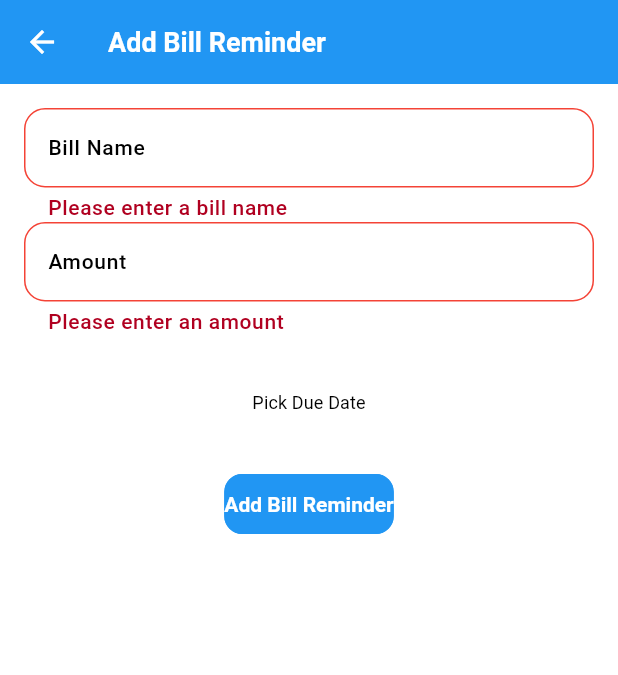
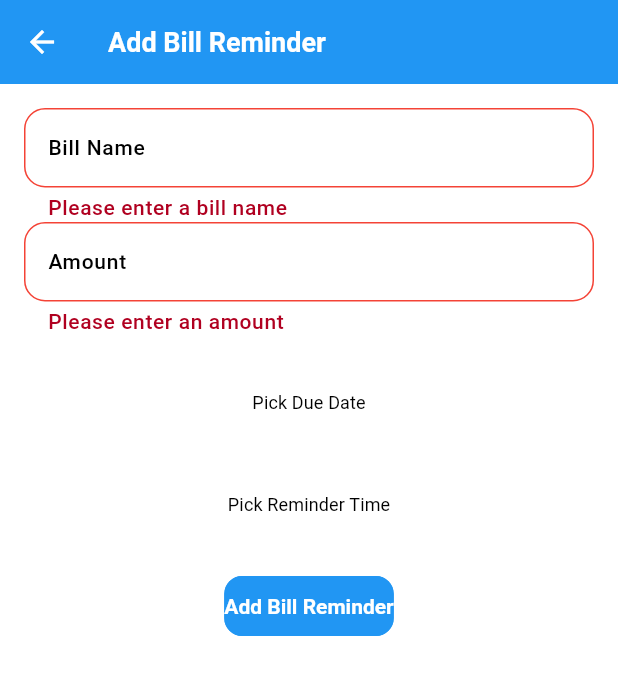
Before and after one commit to JONIETECH/CASH-APP, a Flutter app: the BillReminderForm screen opened directly, after a tap on "Add Bill Reminder", on a phone screen of 412 x 824 dp. Shown: the top 675 px of the screen. Run offline on Flutter 3.47's test engine with Material 3 defaults, Android fonts, the phone set to English and light mode, and no system bars; our stand-ins replace bloc, dotted_border, equatable, fl_chart, flutter_animate, flutter_bloc and 13 more; missing offline and left inert: flutter_file_dialog, onesignal_flutter; accounts and stored records are empty; statements that could not run were skipped.

Commit message:
edited bill reminder

```diff
--- a/lib/features/bill_payment/presentation/widgets/bill_reminder_form.dart
+++ b/lib/features/bill_payment/presentation/widgets/bill_reminder_form.dart
@@ -1,8 +1,9 @@
-// lib/bill_reminder_form.dart
 import 'package:flutter/material.dart';
+import 'package:get_it/get_it.dart';
 import 'package:intl/intl.dart';
-import 'package:flutter_local_notifications/flutter_local_notifications.dart';
+import 'package:onesignal_flutter/onesignal_flutter.dart';
 import 'package:supabase/supabase.dart';
+import 'package:supabase_flutter/supabase_flutter.dart';
 
 class BillReminderForm extends StatefulWidget {
   @override
@@ -14,44 +15,55 @@ class _BillReminderFormState extends State<BillReminderForm> {
   final _billNameController = TextEditingController();
   final _amountController = TextEditingController();
   DateTime? _dueDate;
-  final SupabaseClient client = SupabaseClient('your-supabase-url', 'your-supabase-key');
-  final FlutterLocalNotificationsPlugin flutterLocalNotificationsPlugin = FlutterLocalNotificationsPlugin();
+  TimeOfDay? _reminderTime;
+  final SupabaseClient client = GetIt.I<SupabaseClient>();
 
   @override
   void initState() {
     super.initState();
-    final android = const AndroidInitializationSettings('@mipmap/ic_launcher');
-    final settings = InitializationSettings(android: android);
-    flutterLocalNotificationsPlugin.initialize(settings);
+    OneSignal.shared.setAppId('YOUR_ONESIGNAL_APP_ID');
   }
 
   Future<void> _addBillReminder() async {
-    if (_formKey.currentState!.validate() && _dueDate != null) {
+    if (_formKey.currentState!.validate() && _dueDate != null && _reminderTime != null) {
+      final reminderDateTime = DateTime(
+        _dueDate!.year,
+        _dueDate!.month,
+        _dueDate!.day,
+        _reminderTime!.hour,
+        _reminderTime!.minute,
+      );
+
       final bill = {
         'name': _billNameController.text,
         'amount': double.parse(_amountController.text),
-        'due_date': _dueDate!.toIso8601String(),
+        'duedate': reminderDateTime.toIso8601String(),
       };
 
       try {
-
-        final response = await client
-            .from('bills')
-            .insert(bill)
-            .select();
+        final response = await client.from('bills').insert(bill).select();
 
         if (response.isNotEmpty) {
+          final deviceState = await OneSignal.shared.getDeviceState();
+          String? playerId = deviceState?.userId;
 
-          await _scheduleNotification(bill);
-          Navigator.pop(context);
+          if (playerId != null) {
+            await _sendOneSignalNotification(bill, reminderDateTime, playerId);
+
+            ScaffoldMessenger.of(context).showSnackBar(
+              const SnackBar(content: Text('Your bill reminder has been successfully saved')),
+            );
+          } else {
+            ScaffoldMessenger.of(context).showSnackBar(
+              const SnackBar(content: Text('Failed to send notification: Player ID not found')),
+            );
+          }
         } else {
-
           ScaffoldMessenger.of(context).showSnackBar(
             const SnackBar(content: Text('Failed to save bill: Unknown error')),
           );
         }
       } catch (error) {
-
         ScaffoldMessenger.of(context).showSnackBar(
           SnackBar(content: Text('Failed to save bill: $error')),
         );
@@ -59,25 +71,13 @@ class _BillReminderFormState extends State<BillReminderForm> {
     }
   }
 
-  Future<void> _scheduleNotification(Map<String, dynamic> bill) async {
-    const androidPlatformChannelSpecifics = AndroidNotificationDetails(
-
-      'Bill Reminders',
-      'Channel for bill reminders',
-      importance: Importance.max,
-      priority: Priority.high,
-      showWhen: false,
-    );
-
-    final platformChannelSpecifics = NotificationDetails(android: androidPlatformChannelSpecifics);
-
-    await flutterLocalNotificationsPlugin.schedule(
-      0,
-      'Bill Reminder',
-      'Your bill for ${bill['name']} is due on ${DateFormat('yyyy-MM-dd').format(DateTime.parse(bill['due_date']))}',
-      DateTime.parse(bill['due_date']),
-      platformChannelSpecifics,
-    );
+  Future<void> _sendOneSignalNotification(Map<String, dynamic> bill, DateTime reminderDateTime, String playerId) async {
+    await OneSignal.shared.postNotification(OSCreateNotification(
+      playerIds: ['ONESIGNALID'],
+      content: 'Your bill for ${bill['name']} is due on ${DateFormat('yyyy-MM-dd').format(reminderDateTime)}',
+      heading: 'Bill Reminder',
+      sendAfter: reminderDateTime,
+    ));
   }
 
   @override
@@ -133,6 +133,25 @@ class _BillReminderFormState extends State<BillReminderForm> {
                 ),
               ),
               const SizedBox(height: 20),
+              TextButton(
+                onPressed: () async {
+                  TimeOfDay? pickedTime = await showTimePicker(
+                    context: context,
+                    initialTime: TimeOfDay.now(),
+                  );
+                  if (pickedTime != null) {
+                    setState(() {
+                      _reminderTime = pickedTime;
+                    });
+                  }
+                },
+                child: Text(
+                  _reminderTime == null
+                      ? 'Pick Reminder Time'
+                      : 'Reminder Time: ${_reminderTime!.format(context)}',
+                ),
+              ),
+              const SizedBox(height: 20),
               ElevatedButton(
                 onPressed: _addBillReminder,
                 child: const Text('Add Bill Reminder'),
```
